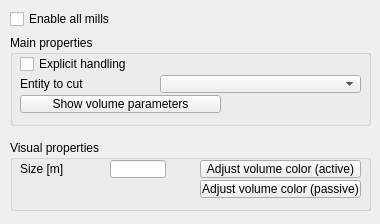
Above: ui/qdlgmills.ui from CoppeliaRobotics/coppeliaSimLib before the change. Below: the same form after it.
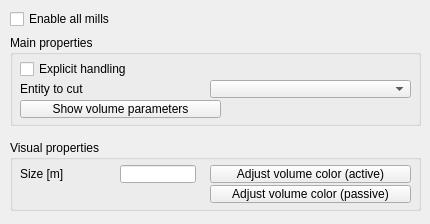
That is the form after the change.

Patch:
```diff
--- a/ui/qdlgmills.ui
+++ b/ui/qdlgmills.ui
@@ -6,7 +6,7 @@
    <rect>
     <x>0</x>
     <y>0</y>
-    <width>380</width>
+    <width>430</width>
     <height>224</height>
    </rect>
   </property>
@@ -37,7 +37,7 @@
     <rect>
      <x>10</x>
      <y>35</y>
-     <width>361</width>
+     <width>411</width>
      <height>91</height>
     </rect>
    </property>
@@ -51,8 +51,8 @@
     <property name="geometry">
      <rect>
       <x>10</x>
-      <y>20</y>
-      <width>151</width>
+      <y>25</y>
+      <width>211</width>
       <height>18</height>
      </rect>
     </property>
@@ -67,7 +67,7 @@
     <property name="geometry">
      <rect>
       <x>10</x>
-      <y>60</y>
+      <y>65</y>
       <width>201</width>
       <height>18</height>
      </rect>
@@ -85,8 +85,8 @@
    <widget class="QComboBox" name="qqEntityToCut">
     <property name="geometry">
      <rect>
-      <x>150</x>
-      <y>40</y>
+      <x>200</x>
+      <y>45</y>
       <width>201</width>
       <height>18</height>
      </rect>
@@ -96,8 +96,8 @@
     <property name="geometry">
      <rect>
       <x>10</x>
-      <y>40</y>
-      <width>141</width>
+      <y>45</y>
+      <width>171</width>
       <height>18</height>
      </rect>
     </property>
@@ -111,7 +111,7 @@
     <rect>
      <x>10</x>
      <y>140</y>
-     <width>361</width>
+     <width>411</width>
      <height>71</height>
     </rect>
    </property>
@@ -124,9 +124,9 @@
    <widget class="QToolButton" name="qqPassiveVolumeColor">
     <property name="geometry">
      <rect>
-      <x>190</x>
-      <y>40</y>
-      <width>161</width>
+      <x>200</x>
+      <y>45</y>
+      <width>201</width>
       <height>18</height>
      </rect>
     </property>
@@ -140,9 +140,9 @@
    <widget class="QToolButton" name="qqActiveVolumeColor">
     <property name="geometry">
      <rect>
-      <x>190</x>
-      <y>20</y>
-      <width>161</width>
+      <x>200</x>
+      <y>25</y>
+      <width>201</width>
       <height>18</height>
      </rect>
     </property>
@@ -156,9 +156,9 @@
    <widget class="QLineEdit" name="qqBaseSize">
     <property name="geometry">
      <rect>
-      <x>100</x>
-      <y>20</y>
-      <width>56</width>
+      <x>110</x>
+      <y>25</y>
+      <width>76</width>
       <height>18</height>
      </rect>
     </property>
@@ -167,8 +167,8 @@
     <property name="geometry">
      <rect>
       <x>10</x>
-      <y>20</y>
-      <width>91</width>
+      <y>25</y>
+      <width>101</width>
       <height>18</height>
      </rect>
     </property>
```
